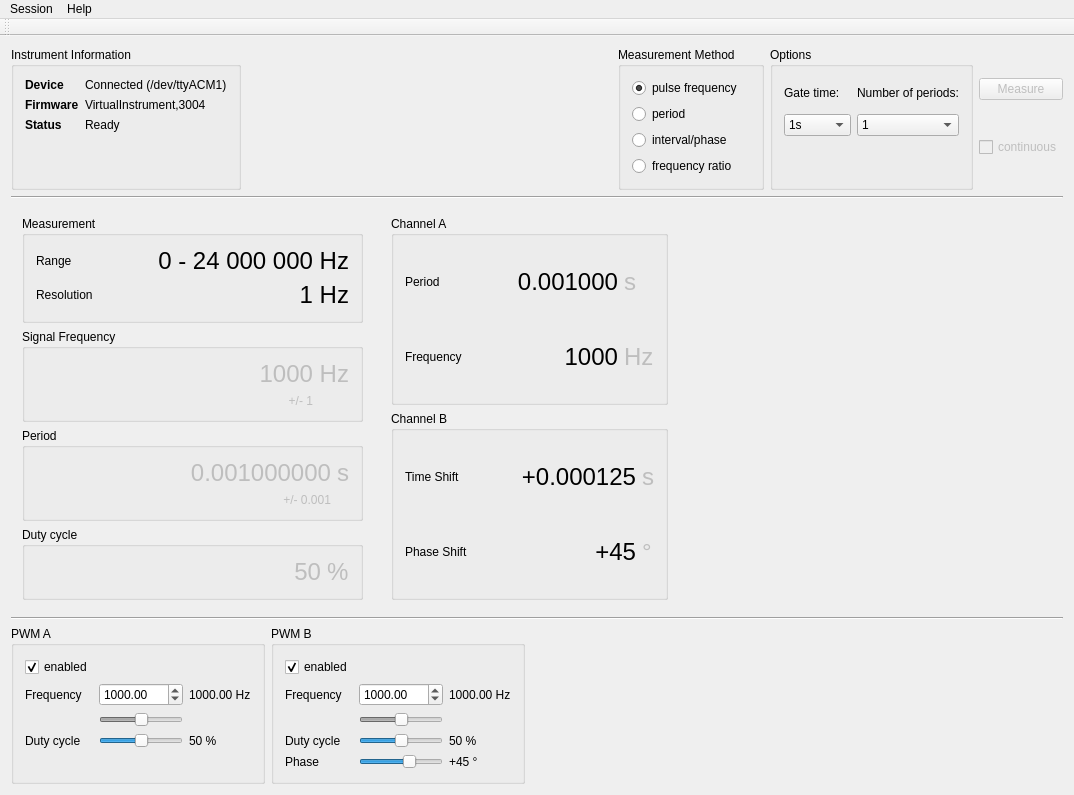
This is gui/mainwindow.ui in mcejp/virtual-counter as Qt 5 draws it before an edit. The edited form follows.
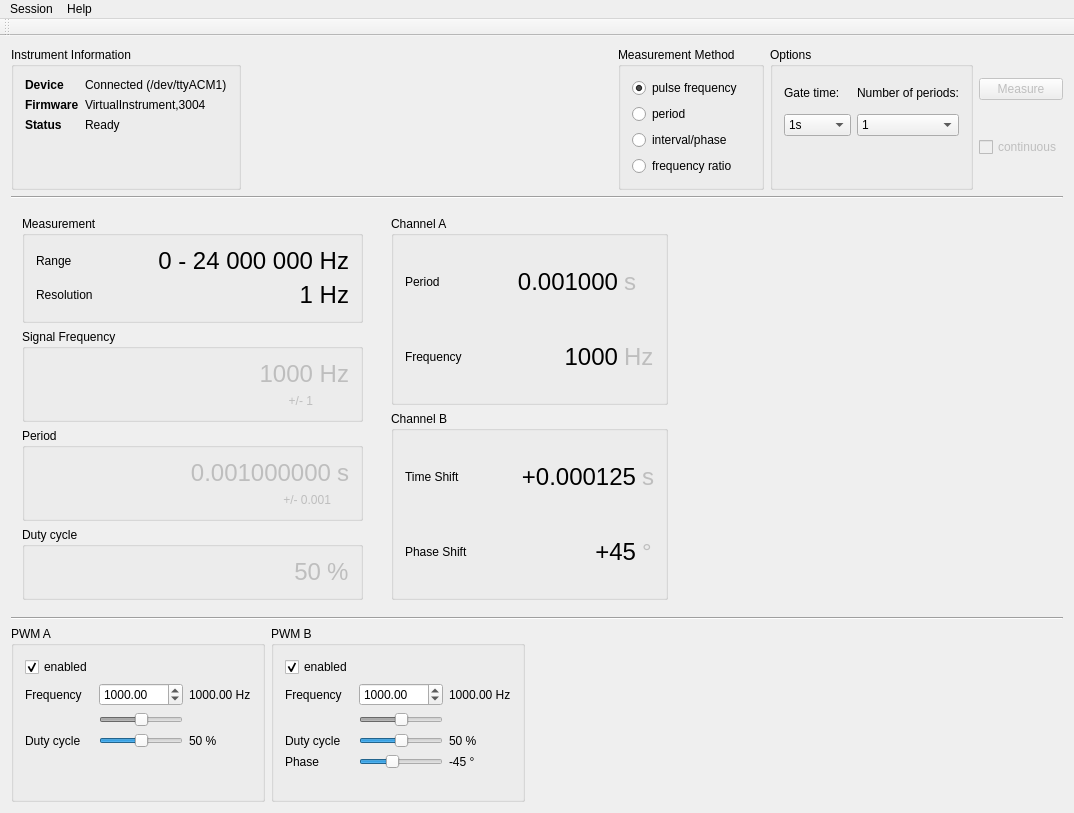
This is the edited form. Custom widgets are drawn as their Qt base class.

Commit message: Also show PWM phase

Patch:
```diff
--- a/gui/mainwindow.ui
+++ b/gui/mainwindow.ui
@@ -7,7 +7,7 @@
     <x>0</x>
     <y>0</y>
     <width>1074</width>
-    <height>795</height>
+    <height>813</height>
    </rect>
   </property>
   <property name="windowTitle">
@@ -925,7 +925,7 @@
               <number>180</number>
              </property>
              <property name="value">
-              <number>45</number>
+              <number>-45</number>
              </property>
              <property name="orientation">
               <enum>Qt::Horizontal</enum>
@@ -942,7 +942,7 @@
            <item row="5" column="2">
             <widget class="QLabel" name="pwm2PhaseLabel">
              <property name="text">
-              <string>+45 °</string>
+              <string>-45 °</string>
              </property>
             </widget>
            </item>
```
Left out of the diff: 4 changed lines with no effect on the pictures. The commit also changes 2 other files.
